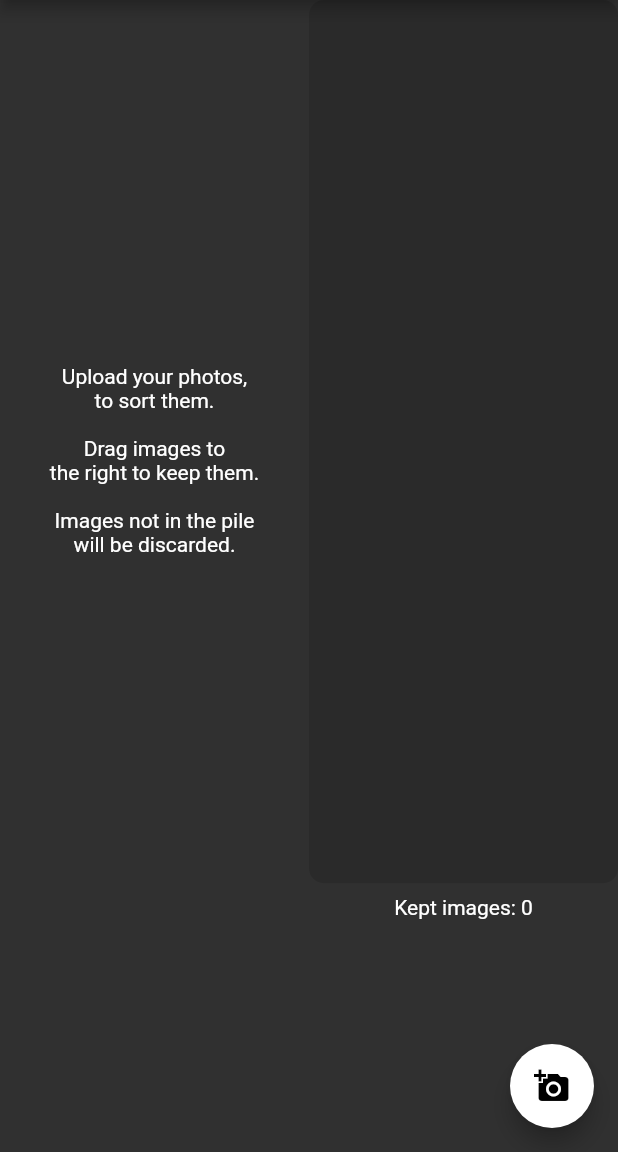
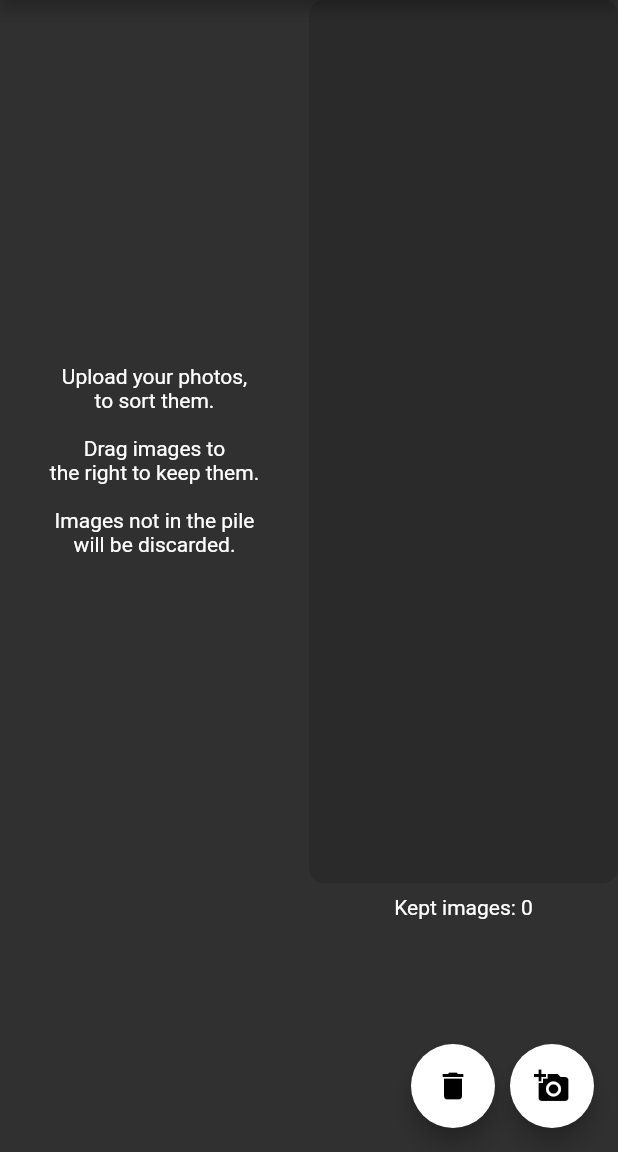
Before and after one commit to MalteMagnussen/flutterhobby, a Flutter app: the SortImageWidget screen opened by its route, on a phone screen of 412 x 824 dp, the part 84-1236 px from its top. Run offline on Flutter 3.47's test engine with Material 2 defaults, Android fonts, the phone set to English and light mode, and no system bars; our stand-ins replace image_picker.

Commit message:
Guess it only works in app or desktop version

```diff
--- a/lib/ImageSorting/image_sorter.dart
+++ b/lib/ImageSorting/image_sorter.dart
@@ -1,4 +1,5 @@
-import 'dart:io' show File;
+import 'dart:async';
+import 'dart:io' show Directory, File;
 
 import 'package:flutter/foundation.dart' show kIsWeb;
 import 'package:flutter/material.dart';
@@ -6,9 +7,6 @@ import 'package:flutterhobby/widget_view.dart';
 import 'package:image_picker/image_picker.dart';
 
 import '../drawer.dart';
-
-// TODO - Allow user to download likedImages[]
-// https://stackoverflow.com/a/62236091
 
 class SortImageWidget extends StatefulWidget {
   const SortImageWidget({Key? key}) : super(key: key);
@@ -21,13 +19,17 @@ class _SortImageWidgetController extends State<SortImageWidget> {
   late String imageUrl;
 
   List<ImageProvider<Object>> nextImages = [];
-
+  List<File> imageFiles = [];
+  List<File> sortedFiles = [];
   List<ImageProvider<Object>> likedImages = [];
+  List<File> likedFiles = [];
   final picker = ImagePicker();
 
   void dragStarted() {
     setState(() {
       nextImages.removeAt(0);
+      sortedFiles.add(imageFiles.first);
+      imageFiles.removeAt(0);
     });
   }
 
@@ -48,7 +50,17 @@ class _SortImageWidgetController extends State<SortImageWidget> {
       } else {
         nextImages.add(FileImage(_tmpFile));
       }
+      imageFiles.add(_tmpFile);
     });
+  }
+
+  void deleteFiles() {
+    for (var element in sortedFiles) {
+      if (likedFiles.contains(element)) {
+      } else {
+        element.deleteSync();
+      }
+    }
   }
 
   String newVersion() {
@@ -58,6 +70,7 @@ class _SortImageWidgetController extends State<SortImageWidget> {
   void handleAcceptData(ImageProvider<Object> value) {
     setState(() {
       likedImages.add(value);
+      likedFiles.add(imageFiles.first);
     });
   }
 
@@ -84,12 +97,27 @@ class _SortImageWidgetView
           child: const Text("Sort your photos"),
         ),
       ),
-      floatingActionButton: FloatingActionButton(
-        backgroundColor: Colors.white,
-        child: const Center(child: Icon(Icons.add_a_photo)),
-        tooltip: "Upload a Photo",
-        onPressed: state.getImage,
-        hoverElevation: 10,
+      floatingActionButton: Row(
+        mainAxisAlignment: MainAxisAlignment.end,
+        children: [
+          FloatingActionButton(
+            backgroundColor: Colors.white,
+            child: const Center(child: Icon(Icons.delete)),
+            tooltip: "Delete unused images",
+            onPressed: state.deleteFiles,
+            hoverElevation: 10,
+            heroTag: null,
+          ),
+          const SizedBox(width: 10),
+          FloatingActionButton(
+            backgroundColor: Colors.white,
+            child: const Center(child: Icon(Icons.add_a_photo)),
+            tooltip: "Upload a Photo",
+            onPressed: state.getImage,
+            hoverElevation: 10,
+            heroTag: null,
+          ),
+        ],
       ),
       body: Row(
         crossAxisAlignment: CrossAxisAlignment.start,
--- a/pubspec.yaml
+++ b/pubspec.yaml
@@ -39,6 +39,9 @@ dependencies:
   url_launcher: ^6.0.7
   image_picker: ^0.8.0+4
   flutter_archive: ^4.0.1
+  downloads_path_provider: ^0.1.0
+  file_saver: ^0.0.6
+  archive: ^3.1.2
 
 dev_dependencies:
   flutter_test:
```
Also changed, not shown: 1 other file.
